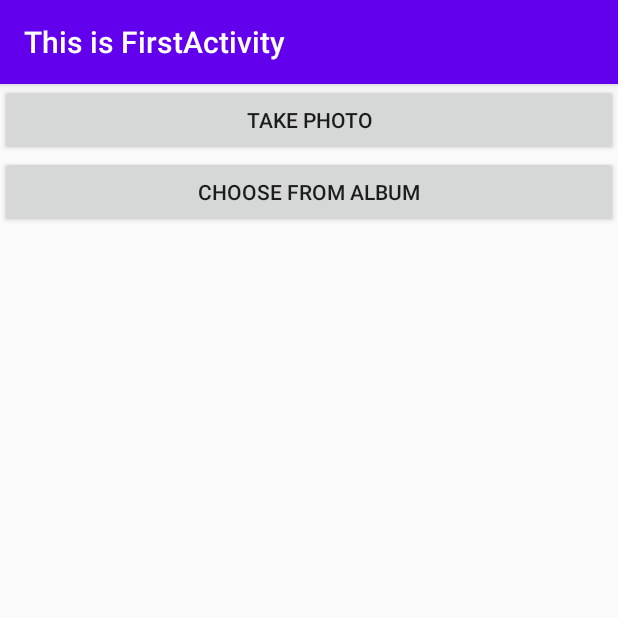
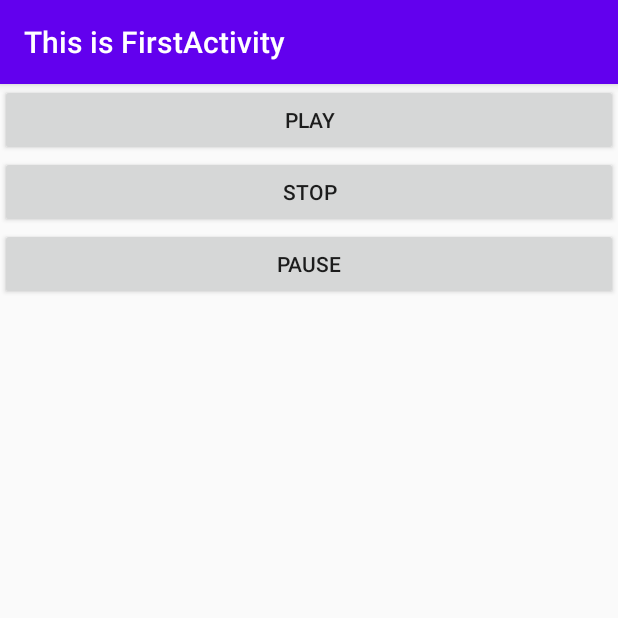
Before and after one commit to FaceWallHan/SummerVacation, an Android app: the screen it shows after launch (CameraAlbumActivity before the commit, PlayAudioActivity after it), on a phone screen of 412 x 824 dp, the top half of it. Run offline under Robolectric (Android 15) with nearby library versions, the phone set to English and light mode, and no system bars; libraries missing offline, so code that uses them is left out: org.litepal; 1 statement that could not run was skipped.

Commit message:
播放音视频感觉还是在raw文件夹里方便点，还有网络获取和进度条需要补充

```diff
--- a/app/src/main/java/com/start/head/activity/CameraAlbumActivity.java
+++ b/app/src/main/java/com/start/head/activity/CameraAlbumActivity.java
@@ -169,7 +169,7 @@ public class CameraAlbumActivity extends AppCompatActivity {
     }
     private String getImagePath(Uri uri,String selection){
         String path=null;
-        //通过uri和selection来获取真是的图片路径
+        //通过uri和selection来获取真实的图片路径
         Cursor cursor=getContentResolver().query(uri,null,selection,null,null);
         if (cursor!=null){
             if (cursor.moveToFirst()){
--- /dev/null
+++ b/app/src/main/java/com/start/head/activity/PlayAudioActivity.java
@@ -0,0 +1,103 @@
+package com.start.head.activity;
+
+import androidx.annotation.NonNull;
+import androidx.appcompat.app.AppCompatActivity;
+import androidx.core.app.ActivityCompat;
+import androidx.core.content.ContextCompat;
+
+import android.Manifest;
+import android.content.pm.PackageManager;
+import android.media.MediaParser;
+import android.media.MediaPlayer;
+import android.os.Bundle;
+import android.os.Environment;
+import android.view.View;
+import android.widget.Button;
+import android.widget.Toast;
+
+import com.start.head.R;
+
+import java.io.File;
+import java.io.IOException;
+
+public class PlayAudioActivity extends AppCompatActivity implements View.OnClickListener {
+    private MediaPlayer mediaPlayer;
+    private Button play_audio,stop_audio,pause_audio;
+    private final int AUDIO_PERMISSION=0;
+
+    @Override
+    protected void onCreate(Bundle savedInstanceState) {
+        super.onCreate(savedInstanceState);
+        setContentView(R.layout.play_audio_layout);
+        inView();
+    }
+    private void inView(){
+        mediaPlayer=new MediaPlayer();
+        play_audio=findViewById(R.id.play_audio);
+        stop_audio=findViewById(R.id.stop_audio);
+        pause_audio=findViewById(R.id.pause_audio);
+        pause_audio.setOnClickListener(this);
+        stop_audio.setOnClickListener(this);
+        play_audio.setOnClickListener(this);
+        if (ContextCompat.checkSelfPermission(PlayAudioActivity.this, Manifest.permission.WRITE_EXTERNAL_STORAGE)!= PackageManager.PERMISSION_GRANTED){
+            ActivityCompat.requestPermissions(PlayAudioActivity.this,new String[]{Manifest.permission.WRITE_EXTERNAL_STORAGE},AUDIO_PERMISSION);
+        }else {
+            initMediaPlayer();
+        }
+    }
+    private void initMediaPlayer(){
+//        File file=new File(Environment.getExternalStorageDirectory(),"seven.mp3");
+//        try {
+//            mediaPlayer.setDataSource(file.getPath());//指定音频文件的路径
+//            mediaPlayer.prepare();//让MediaPlayer进入到准备状态
+//        } catch (IOException e) {
+//            e.printStackTrace();
+//        }
+        mediaPlayer=MediaPlayer.create(PlayAudioActivity.this,R.raw.jack);
+    }
+    @Override
+    public void onClick(View view) {
+        switch (view.getId()){
+            case R.id.play_audio:
+                if (!mediaPlayer.isPlaying()){
+                    mediaPlayer.start();//开始播放
+                }
+                break;
+            case R.id.pause_audio:
+                if (mediaPlayer.isPlaying()){
+                    mediaPlayer.pause();//暂停播放
+                }
+                break;
+            case R.id.stop_audio:
+                if (mediaPlayer.isPlaying()){
+                    mediaPlayer.reset();//停止播放
+                    initMediaPlayer();
+                }
+                break;
+        }
+    }
+
+    @Override
+    public void onRequestPermissionsResult(int requestCode, @NonNull String[] permissions, @NonNull int[] grantResults) {
+        super.onRequestPermissionsResult(requestCode, permissions, grantResults);
+        switch (requestCode){
+            case AUDIO_PERMISSION:
+                if (grantResults.length>0&&grantResults[0]==PackageManager.PERMISSION_GRANTED){
+                    initMediaPlayer();
+                }else {
+                    Toast.makeText(this, "you denied the permission", Toast.LENGTH_SHORT).show();
+                    finish();
+                }
+                break;
+        }
+    }
+
+    @Override
+    protected void onDestroy() {
+        super.onDestroy();
+        if (mediaPlayer!=null){
+            mediaPlayer.stop();
+            mediaPlayer.release();
+        }
+    }
+}
--- /dev/null
+++ b/app/src/main/res/layout/play_audio_layout.xml
@@ -0,0 +1,21 @@
+<?xml version="1.0" encoding="utf-8"?>
+<LinearLayout xmlns:android="http://schemas.android.com/apk/res/android"
+    android:layout_width="match_parent"
+    android:layout_height="match_parent"
+    android:orientation="vertical">
+    <Button
+        android:text="play"
+        android:id="@+id/play_audio"
+        android:layout_width="match_parent"
+        android:layout_height="wrap_content"/>
+    <Button
+        android:text="stop"
+        android:id="@+id/stop_audio"
+        android:layout_width="match_parent"
+        android:layout_height="wrap_content"/>
+    <Button
+        android:text="pause"
+        android:id="@+id/pause_audio"
+        android:layout_width="match_parent"
+        android:layout_height="wrap_content"/>
+</LinearLayout>
```
Also changed, not shown: app/src/main/AndroidManifest.xml (+13 -7 lines), app/src/main/java/com/start/head/activity/PlayVideoActivity.java (added, +93 -0 lines), app/src/main/res/layout/play_video_layout.xml (added, +40 -0 lines), 54 other files.
